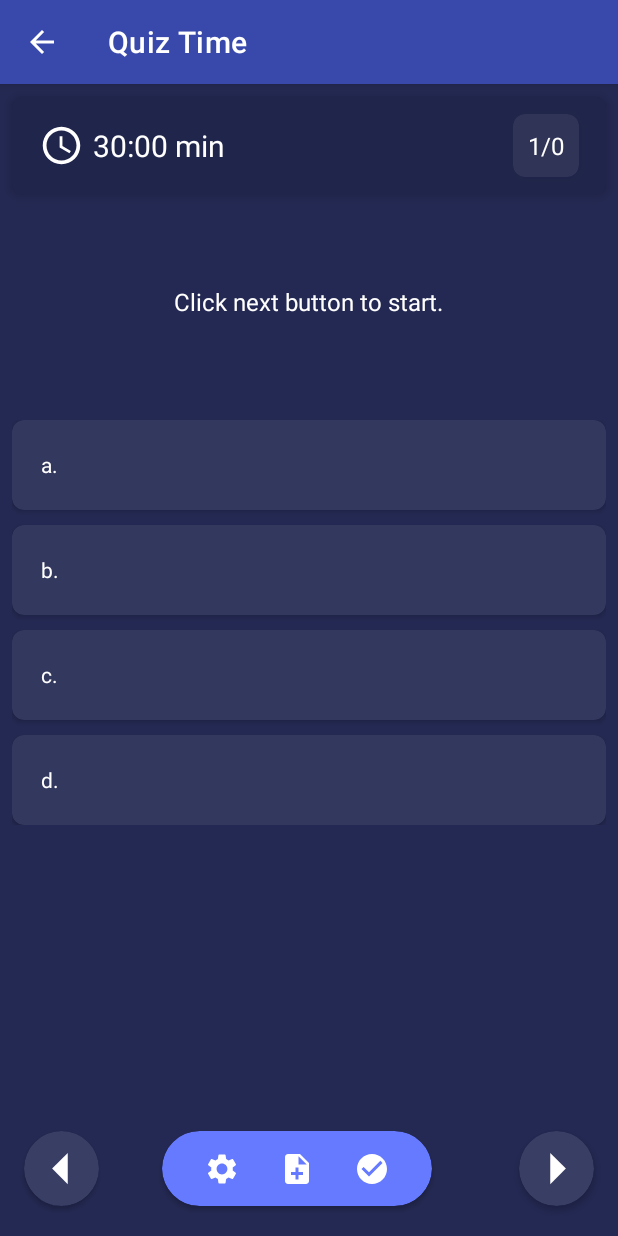
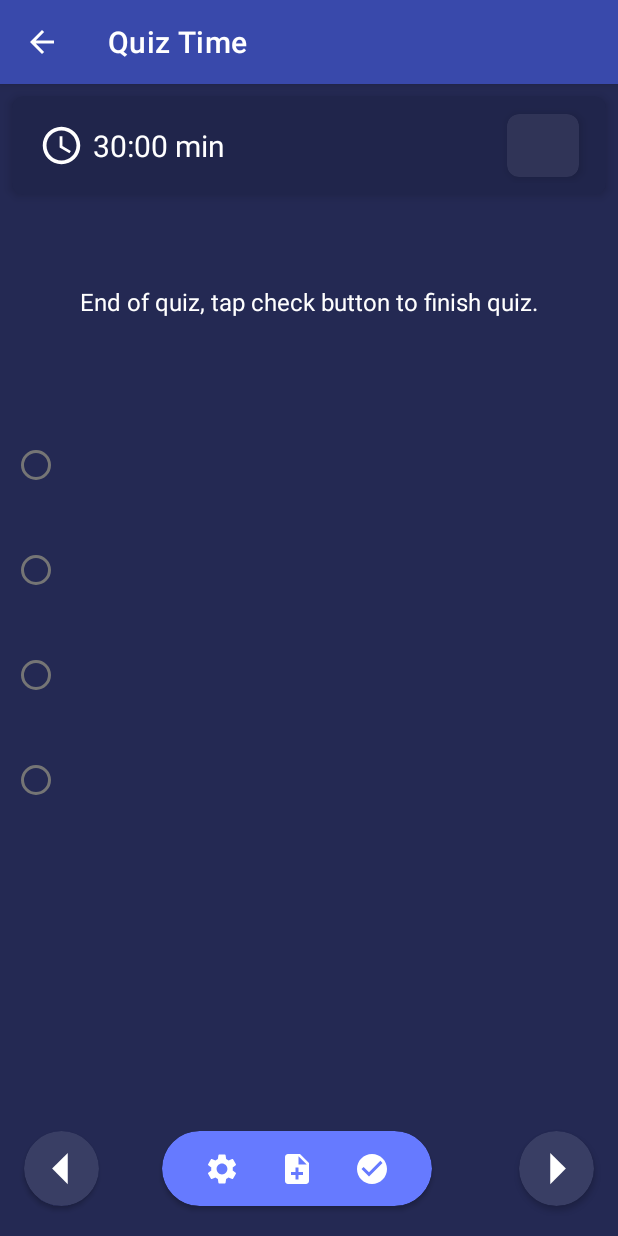
Before and after one commit to vjastoni/Illumination, an Android app: the PlayQuiz screen opened directly, with no data from a screen before it, after a tap on an icon or button, on a phone screen of 412 x 824 dp. Run offline under Robolectric (Android 15) with nearby library versions, the phone set to English and light mode, and no system bars; our stand-ins replace Firebase (no records; nobody signed in at launch, a user with empty details on screens opened directly); 1 statement that could not run was skipped.

Commit message:
finishes project

```diff
--- a/app/src/main/java/com/example/illumination_test/Activity/PlayQuiz.java
+++ b/app/src/main/java/com/example/illumination_test/Activity/PlayQuiz.java
@@ -16,10 +16,12 @@ import android.widget.ImageButton;
 import android.widget.RadioButton;
 import android.widget.RadioGroup;
 import android.widget.TextView;
+import android.widget.Toast;
 
 import com.example.illumination_test.Fragment.QuestionEdit;
 import com.example.illumination_test.OOP.CurrentQuiz;
 import com.example.illumination_test.OOP.Question;
+import com.example.illumination_test.OOP.Score;
 import com.example.illumination_test.R;
 import com.example.illumination_test.RecViewClass.Quiz;
 import com.google.android.material.card.MaterialCardView;
@@ -30,6 +32,7 @@ import com.google.firebase.database.DatabaseReference;
 import com.google.firebase.database.FirebaseDatabase;
 import com.google.firebase.database.ValueEventListener;
 
+import java.sql.Array;
 import java.util.ArrayList;
 import java.util.Collections;
 import java.util.List;
@@ -44,7 +47,7 @@ public class PlayQuiz extends AppCompatActivity {
     Toolbar backButton;
     RadioGroup playQuizOptionContainer;
     RadioButton playQuizOption1, playQuizOption2, playQuizOption3, playQuizOption4;
-    MaterialCardView btnNextQuestion, btnPreviousQuestion, playQuizOptionA;
+    MaterialCardView btnNextQuestion, btnPreviousQuestion;
     TextView playQuizQuestion, playQuizQuestionCounter;
 
     private int questionCounter;
@@ -55,7 +58,8 @@ public class PlayQuiz extends AppCompatActivity {
     FirebaseAuth mAuth = FirebaseAuth.getInstance();
     ArrayList<CurrentQuiz> playQuestions = new ArrayList<>();
     String selectedAns = "";
-    ArrayList<String> answers = new ArrayList<>();
+    ArrayList<String> answers;
+    Score scores;
 
     @SuppressLint("MissingInflatedId")
     @Override
@@ -75,7 +79,6 @@ public class PlayQuiz extends AppCompatActivity {
         playQuizOption2 = findViewById(R.id.playQuizOption2);
         playQuizOption3 = findViewById(R.id.playQuizOption3);
         playQuizOption4 = findViewById(R.id.playQuizOption4);
-        playQuizOptionA = findViewById(R.id.playQuizOptionA);
 
         quiz = getIntent().getParcelableExtra(QUIZ);
         String subject = quiz.getSubject();
@@ -83,6 +86,7 @@ public class PlayQuiz extends AppCompatActivity {
 
         final int[] questionNo = {1};
         questionCounter = -1;
+
 
         databaseReference = FirebaseDatabase.getInstance().getReference()
                 .child("Users")
@@ -107,6 +111,7 @@ public class PlayQuiz extends AppCompatActivity {
                                     questions.getSubject()));
                             questionNo[0]++;
                             questionCountTotal = playQuestions.size();
+                            answers = new ArrayList<>(Collections.nCopies(questionCountTotal, ""));
 
                         }
                     }
@@ -122,23 +127,41 @@ public class PlayQuiz extends AppCompatActivity {
         btnNextQuestion.setOnClickListener(new View.OnClickListener() {
             @Override
             public void onClick(View view) {
+                if(questionCounter != -1 && !answers.isEmpty()){
+                    setNewAnswer(selectedAns, questionCounter);
+                }
                 questionCounter++;
+                if(questionCounter > questionCountTotal - 1 ){
+                    finishQuiz();
+                    return;
+                }
                 showNextQuestion(questionCounter);
+                if(!answers.isEmpty() && answers.size() > questionCounter){
+                    showAnswer(questionCounter);
+                }
             }
         });
 
         btnPreviousQuestion.setOnClickListener(new View.OnClickListener() {
             @Override
             public void onClick(View view) {
+                if(!(questionCounter > questionCountTotal - 1)) setNewAnswer(selectedAns, questionCounter);
                 questionCounter--;
                 showNextQuestion(questionCounter);
+                showAnswer(questionCounter);
             }
         });
 
         submitExam.setOnClickListener(new View.OnClickListener() {
             @Override
             public void onClick(View view) {
+                checkAnswers();
+
                 Intent intent = new Intent(getApplicationContext(), ScoreResult.class);
+                intent.putExtra("total", scores.getTotal());
+                intent.putExtra("correct", scores.getCorrectAns());
+                intent.putExtra("wrong", scores.getWrongAns());
+                intent.putExtra("noans", scores.getNoAns());
                 startActivity(intent);
             }
         });
@@ -184,25 +207,97 @@ public class PlayQuiz extends AppCompatActivity {
                         playQuizOption4.setTextColor(Color.parseColor("#667aff"));
                         break;
                     default:
+                        playQuizOption1.setTextColor(Color.parseColor("#FFFFFF"));
+                        playQuizOption2.setTextColor(Color.parseColor("#FFFFFF"));
+                        playQuizOption3.setTextColor(Color.parseColor("#FFFFFF"));
+                        playQuizOption4.setTextColor(Color.parseColor("#FFFFFF"));
                         break;
                 }
             }
         });
     }
 
-    private void showNextQuestion(int number) {
+    private void showNextQuestion(int pointer) {
+        submitExam.setEnabled(false);
+        btnNextQuestion.setEnabled(true);
+        playQuizOptionContainer.clearCheck();
         if(questionCounter == 0 ) {
             btnPreviousQuestion.setEnabled(false);
         }else{
             btnPreviousQuestion.setEnabled(true);
         }
-        currentQuestion = playQuestions.get(number);
-        playQuizQuestionCounter.setText(number+1 + "/" + questionCountTotal);
+        currentQuestion = playQuestions.get(pointer);
+        playQuizQuestionCounter.setText(pointer+1 + "/" + questionCountTotal);
         playQuizQuestion.setText(currentQuestion.getQuestion());
-        playQuizOption1.setText("a.   " + currentQuestion.getOption1());
-        playQuizOption2.setText("b.   " + currentQuestion.getOption2());
-        playQuizOption3.setText("c.   " + currentQuestion.getOption3());
-        playQuizOption4.setText("d.   " + currentQuestion.getOption4());
+        playQuizOption1.setText(currentQuestion.getOption1());
+        playQuizOption1.setClickable(true);
+        playQuizOption2.setText(currentQuestion.getOption2());
+        playQuizOption2.setClickable(true);
+        playQuizOption3.setText(currentQuestion.getOption3());
+        playQuizOption3.setClickable(true);
+        playQuizOption4.setText(currentQuestion.getOption4());
+        playQuizOption4.setClickable(true);
 
     }
+
+    private void setNewAnswer(String answer, int pointer){
+        answers.set(pointer, answer);
+    }
+
+    private void showAnswer(int pointer){
+        String currentAns = answers.get(pointer);
+
+        if(currentAns.equals(currentQuestion.getOption1())){
+            selectedAns = currentAns;
+            playQuizOption1.setChecked(true);
+        }else if(currentAns.equals(currentQuestion.getOption2())){
+            selectedAns = currentAns;
+            playQuizOption2.setChecked(true);
+        }else if(currentAns.equals(currentQuestion.getOption3())){
+            selectedAns = currentAns;
+            playQuizOption3.setChecked(true);
+        }else if(currentAns.equals(currentQuestion.getOption4())){
+            selectedAns = currentAns;
+            playQuizOption4.setChecked(true);
+        }else{
+            selectedAns = "";
+            playQuizOptionContainer.clearCheck();
+        }
+    }
+
+    private void finishQuiz(){
+        submitExam.setEnabled(true);
+        btnNextQuestion.setEnabled(false);
+        playQuizOptionContainer.clearCheck();
+        playQuizQuestion.setText("End of quiz, tap check button to finish quiz.");
+        playQuizOption1.setClickable(false);
+        playQuizOption1.setText("");
+        playQuizOption2.setClickable(false);
+        playQuizOption2.setText("");
+        playQuizOption3.setClickable(false);
+        playQuizOption3.setText("");
+        playQuizOption4.setClickable(false);
+        playQuizOption4.setText("");
+    }
+
+    private void checkAnswers(){
+        int correctAns = 0;
+        int wrongAns = 0;
+        int noAns = 0;
+        int total = 0;
+        for(int i = 0; i < answers.size(); i++){
+            CurrentQuiz question = playQuestions.get(i);
+            if(answers.get(i).equals(question.getCorrectAns())){
+                correctAns++;
+            }else{
+                wrongAns++;
+            }
+            if(answers.get(i).equals("")){
+                noAns++;
+            }
+            total = questionCountTotal;
+        }
+
+        scores = new Score(total, correctAns, wrongAns, noAns);
+    }
 }
--- a/app/src/main/res/layout/activity_play_quiz.xml
+++ b/app/src/main/res/layout/activity_play_quiz.xml
@@ -100,7 +100,7 @@
         android:layout_below="@id/timeQuestionContainer"
         android:layout_centerHorizontal="true"
         android:layout_marginTop="60dp"
-        android:text="Click next button to start."
+        android:text="Tap next button to start."
         android:textColor="@color/white"
         android:textSize="16sp" />
 
@@ -118,102 +118,53 @@
             android:layout_height="wrap_content"
             android:padding="8dp">
 
-            <com.google.android.material.card.MaterialCardView
-                android:layout_width="match_parent"
-                android:layout_height="wrap_content"
-                android:backgroundTint="#33385e"
-                android:id="@+id/playQuizOptionA"
-                android:clickable="true"
-                app:cardCornerRadius="8dp"
-                app:cardElevation="2dp"
-                app:rippleColor="#355C5B">
-
             <RadioButton
                 android:id="@+id/playQuizOption1"
                 android:layout_width="match_parent"
                 android:layout_height="60dp"
                 android:backgroundTint="#b3dfb2"
-                    android:button="@drawable/transparent_bg"
                 android:paddingLeft="20dp"
-                    android:text="a."
+                android:text=""
                 android:textColor="@color/white" />
-
-            </com.google.android.material.card.MaterialCardView>
 
             <Space
                 android:layout_width="wrap_content"
                 android:layout_height="10dp" />
-
-            <com.google.android.material.card.MaterialCardView
-                android:layout_width="match_parent"
-                android:layout_height="wrap_content"
-                android:backgroundTint="#33385e"
-                android:clickable="true"
-                app:cardCornerRadius="8dp"
-                app:cardElevation="2dp"
-                app:rippleColor="#355C5B">
 
             <RadioButton
                 android:id="@+id/playQuizOption2"
                 android:layout_width="match_parent"
                 android:layout_height="60dp"
                 android:backgroundTint="#b3dfb2"
-                    android:button="@drawable/transparent_bg"
                 android:paddingLeft="20dp"
-                    android:text="b."
+                android:text=""
                 android:textColor="@color/white" />
-
-            </com.google.android.material.card.MaterialCardView>
 
             <Space
                 android:layout_width="wrap_content"
                 android:layout_height="10dp" />
-
-            <com.google.android.material.card.MaterialCardView
-                android:layout_width="match_parent"
-                android:layout_height="wrap_content"
-                android:backgroundTint="#33385e"
-                android:clickable="true"
-                app:cardCornerRadius="8dp"
-                app:cardElevation="2dp"
-                app:rippleColor="#355C5B">
 
             <RadioButton
                 android:id="@+id/playQuizOption3"
                 android:layout_width="match_parent"
                 android:layout_height="60dp"
                 android:backgroundTint="#b3dfb2"
-                    android:button="@drawable/transparent_bg"
                 android:paddingLeft="20dp"
-                    android:text="c."
+                android:text=""
                 android:textColor="@color/white" />
-
-            </com.google.android.material.card.MaterialCardView>
 
             <Space
                 android:layout_width="wrap_content"
                 android:layout_height="10dp" />
-
-            <com.google.android.material.card.MaterialCardView
-                android:layout_width="match_parent"
-                android:layout_height="60dp"
-                android:backgroundTint="#33385e"
-                android:clickable="true"
-                app:cardCornerRadius="8dp"
-                app:cardElevation="2dp"
-                app:rippleColor="#355C5B">
 
             <RadioButton
                 android:id="@+id/playQuizOption4"
                 android:layout_width="match_parent"
                 android:layout_height="60dp"
                 android:backgroundTint="#b3dfb2"
-                    android:button="@drawable/transparent_bg"
                 android:paddingLeft="20dp"
-                    android:text="d."
+                android:text=""
                 android:textColor="@color/white" />
-
-            </com.google.android.material.card.MaterialCardView>
 
         </RadioGroup>
 
```
Also changed, not shown: app/src/main/java/com/example/illumination_test/Activity/ScoreResult.java (+41 -0 lines), app/src/main/java/com/example/illumination_test/OOP/Score.java (added, +89 -0 lines), app/src/main/res/layout/activity_score_result.xml (+6 -14 lines). Lines whose indentation alone changed are shown as unchanged.
